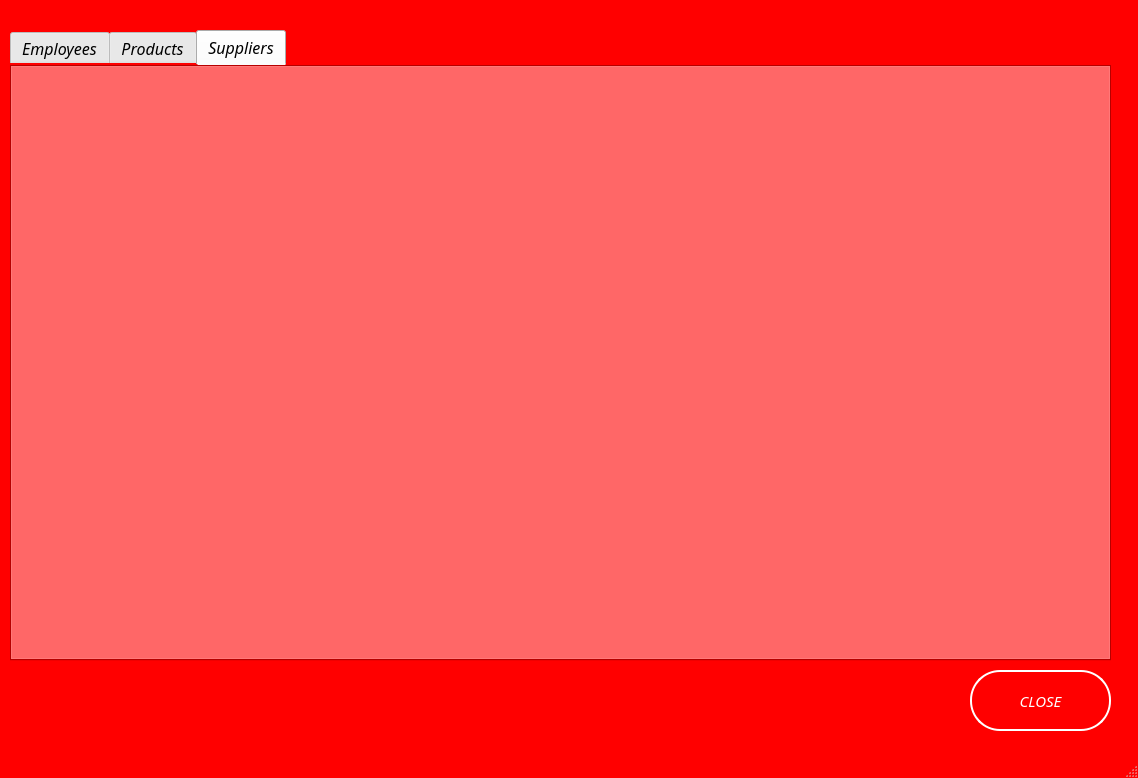
First picture: the form in mainWin.ui, repository BorG1985/The_Warehouse_Project_PYQT5, before the edit.
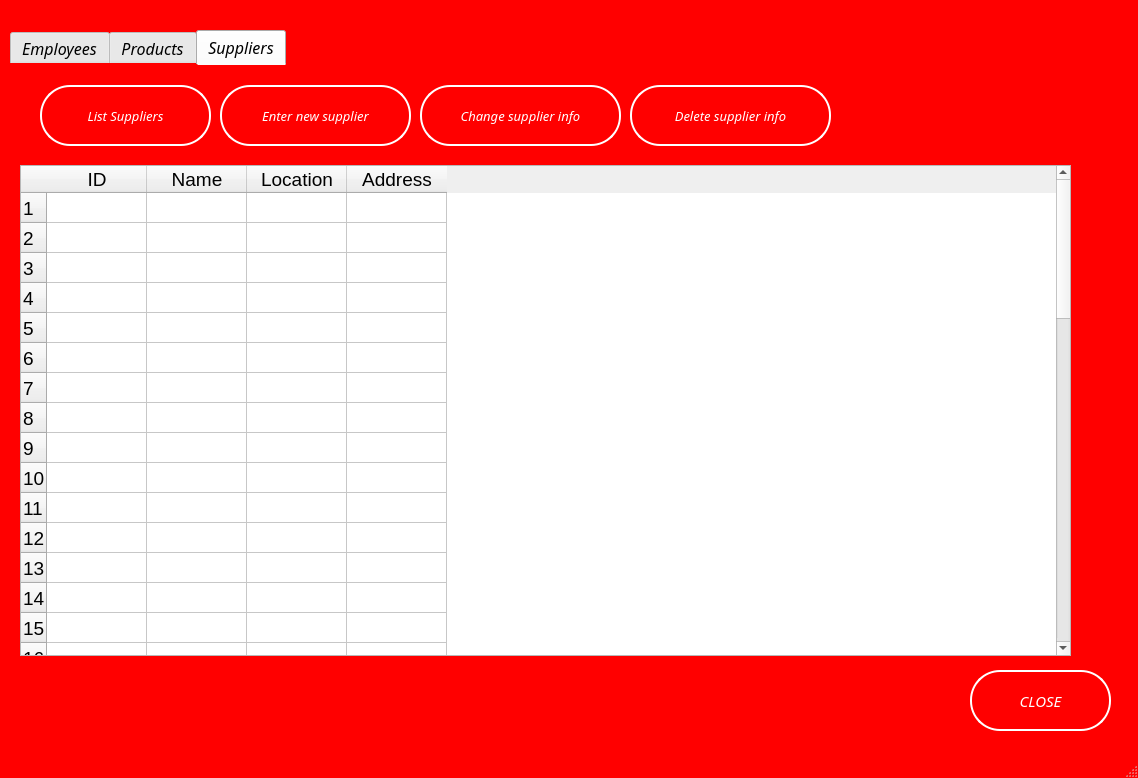
Second picture: the form after the edit. The open tabs and pages were chosen to show the change.

Diff of the .ui file:
```diff
--- a/mainWin.ui
+++ b/mainWin.ui
@@ -36,6 +36,12 @@
 border:red;
 }
 
+#Suppliers{
+color:red;
+background:red;
+border:red;
+}
+
 
 #headerFrame
 {
@@ -87,14 +93,14 @@
 color:red;
 }
 
-#changeEmpInfo{
+#changeSupplierInfo{
 border:2px solid white;
 background:transparent;
 color:white;
 border-radius: 30px;
 }
 
-#changeEmpInfo:hover{
+#changeSupplierInfo:hover{
 border:2px solid white;
 background:white;
 color:red;
@@ -113,6 +119,19 @@
 color:red;
 }
 
+#deleteSupInfo{
+border:2px solid white;
+background:transparent;
+color:white;
+border-radius: 30px;
+}
+
+#deleteSupInfo:hover{
+border:2px solid white;
+background:white;
+color:red;
+}
+
 #enterNewE{
 border:2px solid white;
 background:transparent;
@@ -126,6 +145,19 @@
 color:red;
 }
 
+#enterNewSup{
+border:2px solid white;
+background:transparent;
+color:white;
+border-radius: 30px;
+}
+
+#enterNewSup:hover{
+border:2px solid white;
+background:white;
+color:red;
+}
+
 #pushButton_close{
 border:2px solid white;
 background:transparent;
@@ -151,6 +183,18 @@
 background:white;
 color:red;
 }
+#ispisBtn_3{
+border:2px solid white;
+background:transparent;
+color:white;
+border-radius: 30px;
+}
+
+#ispisBtn_3:hover{
+border:2px solid white;
+background:white;
+color:red;
+}
 
 #enterNewP_2{
 border:2px solid white;
@@ -165,6 +209,20 @@
 color:red;
 }
 
+#changeEmpInfo{
+border:2px solid white;
+background:transparent;
+color:white;
+border-radius: 30px;
+}
+
+#changeEmpInfo:hover{
+border:2px solid white;
+background:white;
+color:red;
+}
+
+
 #changeProductInfo_2{
 border:2px solid white;
 background:transparent;
@@ -248,8 +306,9 @@
       </property>
       <property name="font">
        <font>
-        <family>Aero</family>
-        <italic>true</italic>
+        <family>Arial</family>
+        <pointsize>14</pointsize>
+        <italic>false</italic>
        </font>
       </property>
       <property name="rowCount">
@@ -429,6 +488,18 @@
         <height>491</height>
        </rect>
       </property>
+      <property name="sizePolicy">
+       <sizepolicy hsizetype="Preferred" vsizetype="Preferred">
+        <horstretch>0</horstretch>
+        <verstretch>2</verstretch>
+       </sizepolicy>
+      </property>
+      <property name="font">
+       <font>
+        <family>Arial</family>
+        <pointsize>14</pointsize>
+       </font>
+      </property>
       <property name="rowCount">
        <number>50</number>
       </property>
@@ -610,10 +681,201 @@
       </property>
      </widget>
     </widget>
-    <widget class="QWidget" name="tab">
+    <widget class="QWidget" name="Suppliers">
      <attribute name="title">
       <string>Suppliers</string>
      </attribute>
+     <widget class="QPushButton" name="ispisBtn_3">
+      <property name="geometry">
+       <rect>
+        <x>30</x>
+        <y>20</y>
+        <width>171</width>
+        <height>61</height>
+       </rect>
+      </property>
+      <property name="font">
+       <font>
+        <family>Aero</family>
+        <pointsize>10</pointsize>
+        <weight>50</weight>
+        <italic>true</italic>
+        <bold>false</bold>
+       </font>
+      </property>
+      <property name="text">
+       <string>List Suppliers</string>
+      </property>
+     </widget>
+     <widget class="QPushButton" name="deleteSupInfo">
+      <property name="geometry">
+       <rect>
+        <x>620</x>
+        <y>20</y>
+        <width>201</width>
+        <height>61</height>
+       </rect>
+      </property>
+      <property name="font">
+       <font>
+        <family>Aero</family>
+        <pointsize>10</pointsize>
+        <weight>50</weight>
+        <italic>true</italic>
+        <bold>false</bold>
+       </font>
+      </property>
+      <property name="text">
+       <string>Delete supplier info</string>
+      </property>
+     </widget>
+     <widget class="QPushButton" name="enterNewSup">
+      <property name="geometry">
+       <rect>
+        <x>210</x>
+        <y>20</y>
+        <width>191</width>
+        <height>61</height>
+       </rect>
+      </property>
+      <property name="font">
+       <font>
+        <family>Aero</family>
+        <pointsize>10</pointsize>
+        <weight>50</weight>
+        <italic>true</italic>
+        <bold>false</bold>
+       </font>
+      </property>
+      <property name="text">
+       <string>Enter new supplier</string>
+      </property>
+     </widget>
+     <widget class="QPushButton" name="changeSupplierInfo">
+      <property name="geometry">
+       <rect>
+        <x>410</x>
+        <y>20</y>
+        <width>201</width>
+        <height>61</height>
+       </rect>
+      </property>
+      <property name="font">
+       <font>
+        <family>Aero</family>
+        <pointsize>10</pointsize>
+        <weight>50</weight>
+        <italic>true</italic>
+        <bold>false</bold>
+       </font>
+      </property>
+      <property name="text">
+       <string>Change supplier info</string>
+      </property>
+     </widget>
+     <widget class="QTableWidget" name="tabela_ispis2_sup">
+      <property name="geometry">
+       <rect>
+        <x>10</x>
+        <y>100</y>
+        <width>1051</width>
+        <height>491</height>
+       </rect>
+      </property>
+      <property name="sizePolicy">
+       <sizepolicy hsizetype="Preferred" vsizetype="Preferred">
+        <horstretch>0</horstretch>
+        <verstretch>2</verstretch>
+       </sizepolicy>
+      </property>
+      <property name="font">
+       <font>
+        <family>Arial</family>
+        <pointsize>14</pointsize>
+       </font>
+      </property>
+      <property name="rowCount">
+       <number>50</number>
+      </property>
+      <property name="columnCount">
+       <number>4</number>
+      </property>
+      <row/>
+      <row/>
+      <row/>
+      <row/>
+      <row/>
+      <row/>
+      <row/>
+      <row/>
+      <row/>
+      <row/>
+      <row/>
+      <row/>
+      <row/>
+      <row/>
+      <row/>
+      <row/>
+      <row/>
+      <row/>
+      <row/>
+      <row/>
+      <row/>
+      <row/>
+      <row/>
+      <row/>
+      <row/>
+      <row/>
+      <row/>
+      <row/>
+      <row/>
+      <row/>
+      <row/>
+      <row/>
+      <row/>
+      <row/>
+      <row/>
+      <row/>
+      <row/>
+      <row/>
+      <row/>
+      <row/>
+      <row/>
+      <row/>
+      <row/>
+      <row/>
+      <row/>
+      <row/>
+      <row/>
+      <row/>
+      <row/>
+      <row/>
+      <column>
+       <property name="text">
+        <string>ID</string>
+       </property>
+      </column>
+      <column>
+       <property name="text">
+        <string>Name</string>
+       </property>
+      </column>
+      <column>
+       <property name="text">
+        <string>Location</string>
+       </property>
+      </column>
+      <column>
+       <property name="text">
+        <string>Address</string>
+       </property>
+      </column>
+      <item row="0" column="1">
+       <property name="text">
+        <string/>
+       </property>
+      </item>
+     </widget>
     </widget>
    </widget>
    <widget class="QPushButton" name="pushButton_close">
```
